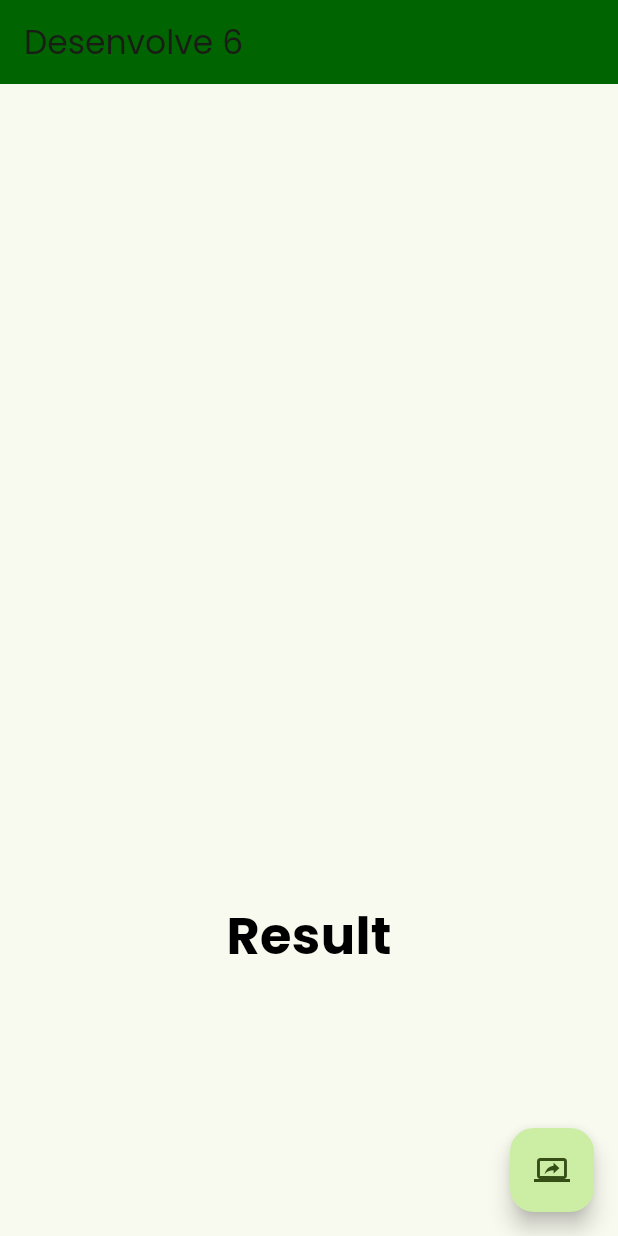
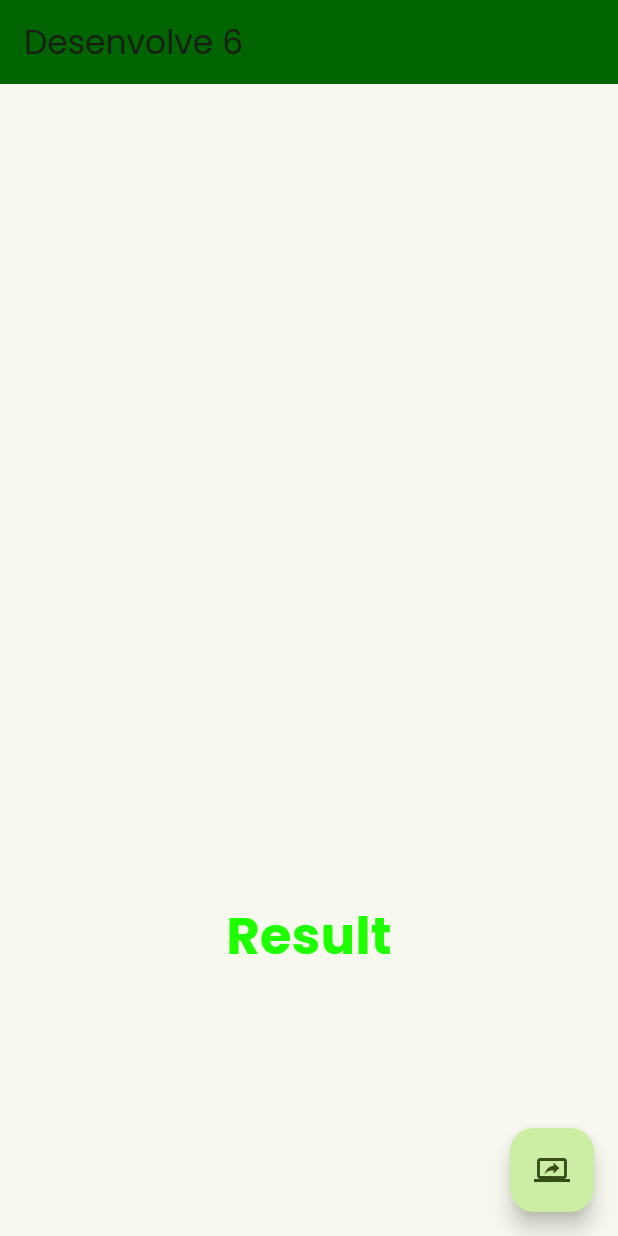
Before and after one commit to desenvolve06/gr6-projeto1, a Flutter app: the screen it shows after launch, on a phone screen of 412 x 824 dp. Run offline on Flutter 3.47's test engine with Material 3 defaults, Android fonts, the phone set to English and light mode, and no system bars; our stand-ins replace google_fonts.

Commit message:
refactor: rollback color text

```diff
--- a/lib/main.dart
+++ b/lib/main.dart
@@ -141,7 +141,7 @@ class _MyHomePageState extends State<MyHomePage> {
               style: const TextStyle(
                 fontSize: 34,
                 fontWeight: FontWeight.bold,
-                color: Color.fromARGB(255, 0, 0, 0),
+                color: Color.fromARGB(255, 30, 255, 0),
               ),
             )
           ],
```
